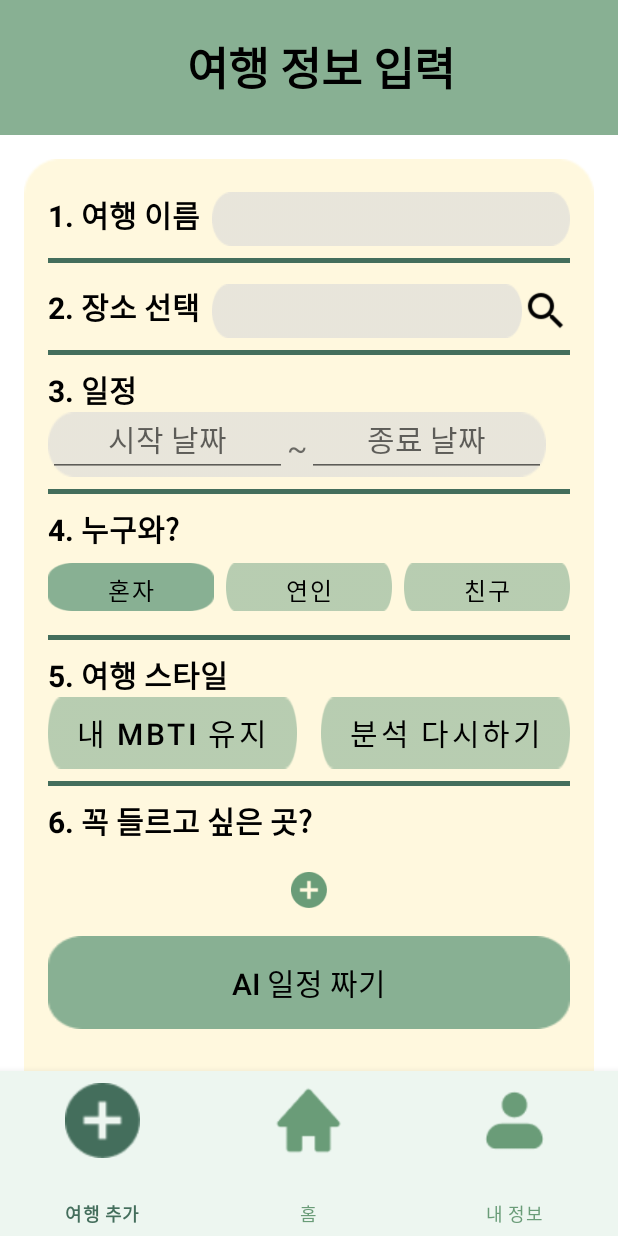
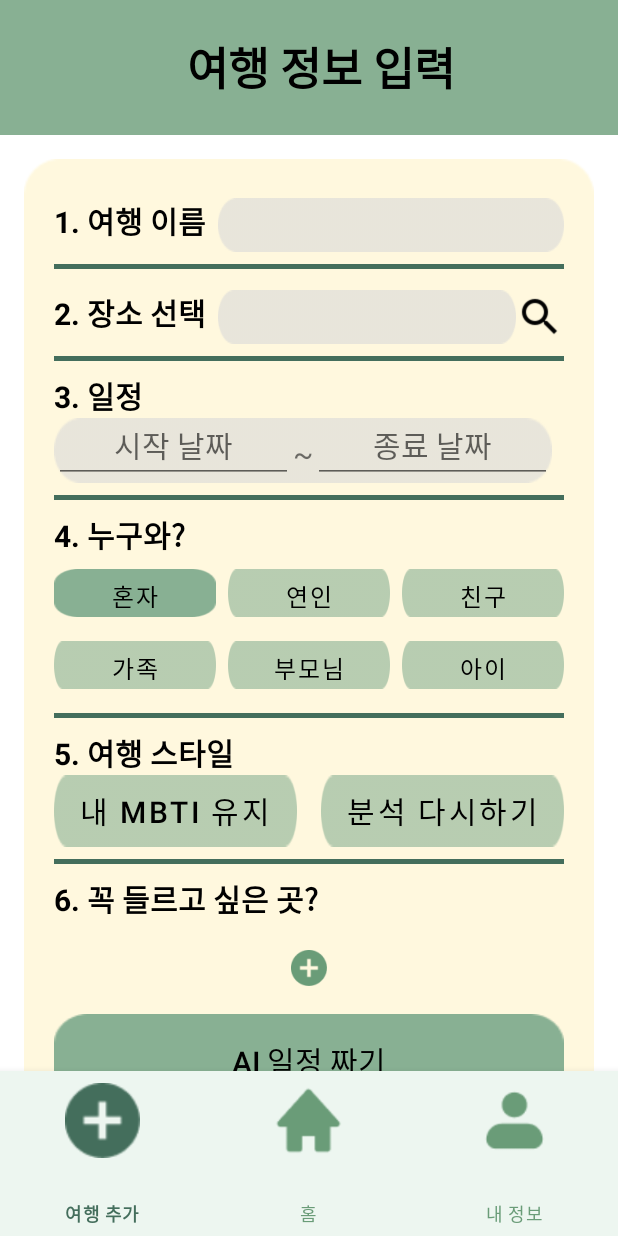
Before and after one commit to domong717/tripkey, an Android app: the PlusFragment screen opened through its navigation route, after a tap on "혼자", on a phone screen of 412 x 824 dp. Run offline under Robolectric (Android 15) with nearby library versions, the phone set to English and light mode, and no system bars; our stand-ins replace Firebase (no records; nobody signed in at launch, a user with empty details on screens opened directly), navigation-ui.

Commit message:
여행추가_누구와 버튼 추가

```diff
--- a/app/src/main/java/com/example/tripkey/ui/plus/PlusFragment.java
+++ b/app/src/main/java/com/example/tripkey/ui/plus/PlusFragment.java
@@ -10,6 +10,10 @@ import android.widget.ImageButton;
 import android.widget.LinearLayout;
 import android.widget.RadioGroup;
 import android.widget.TextView;
+import com.google.firebase.firestore.FirebaseFirestore;
+import java.util.Arrays;
+import java.util.HashMap;
+import java.util.Map;
 
 import androidx.annotation.NonNull;
 import androidx.fragment.app.Fragment;
@@ -41,6 +45,9 @@ public class PlusFragment extends Fragment {
         Button whoAloneButton = binding.whoAloneButton;
         Button whoCoupleButton = binding.whoCoupleButton;
         Button whoFriendButton = binding.whoFriendButton;
+        Button whoFamilyButton = binding.whoFamilyButton;
+        Button whoParentButton = binding.whoParentButton;
+        Button whoChildButton = binding.whoChildButton;
 
         Button styleKeepButton = binding.styleKeepButton;
         Button styleAnalyzeButton = binding.styleAnalyzeButton;
@@ -62,18 +69,32 @@ public class PlusFragment extends Fragment {
         });
 
         whoAloneButton.setOnClickListener(v -> {
-            resetWhoButtons(whoAloneButton, whoCoupleButton, whoFriendButton);
+            resetWhoButtons(whoAloneButton, whoCoupleButton, whoFriendButton, whoFamilyButton, whoParentButton, whoChildButton);
             whoAloneButton.setBackgroundResource(R.drawable.green_button);
         });
 
         whoCoupleButton.setOnClickListener(v -> {
-            resetWhoButtons(whoAloneButton, whoCoupleButton, whoFriendButton);
+            resetWhoButtons(whoAloneButton, whoCoupleButton, whoFriendButton, whoFamilyButton, whoParentButton, whoChildButton);
             whoCoupleButton.setBackgroundResource(R.drawable.green_button);
         });
 
         whoFriendButton.setOnClickListener(v -> {
-            resetWhoButtons(whoAloneButton, whoCoupleButton, whoFriendButton);
+            resetWhoButtons(whoAloneButton, whoCoupleButton, whoFriendButton, whoFamilyButton, whoParentButton, whoChildButton);
             whoFriendButton.setBackgroundResource(R.drawable.green_button);
+        });
+        whoFamilyButton.setOnClickListener(v -> {
+            resetWhoButtons(whoAloneButton, whoCoupleButton, whoFriendButton, whoFamilyButton, whoParentButton, whoChildButton);
+            whoFamilyButton.setBackgroundResource(R.drawable.green_button);
+        });
+
+        whoParentButton.setOnClickListener(v -> {
+            resetWhoButtons(whoAloneButton, whoCoupleButton, whoFriendButton, whoFamilyButton, whoParentButton, whoChildButton);
+            whoParentButton.setBackgroundResource(R.drawable.green_button);
+        });
+
+        whoChildButton.setOnClickListener(v -> {
+            resetWhoButtons(whoAloneButton, whoCoupleButton, whoFriendButton, whoFamilyButton, whoParentButton, whoChildButton);
+            whoChildButton.setBackgroundResource(R.drawable.green_button);
         });
 
 
@@ -97,10 +118,14 @@ public class PlusFragment extends Fragment {
         return root;
     }
 
-    private void resetWhoButtons(Button whoAloneButton, Button whoCoupleButton, Button whoFriendButton) {
+    private void resetWhoButtons(Button whoAloneButton, Button whoCoupleButton, Button whoFriendButton,Button whoFamilyButton, Button whoParentButton, Button whoChildButton) {
         whoAloneButton.setBackgroundResource(R.drawable.gray_box_full);
         whoCoupleButton.setBackgroundResource(R.drawable.gray_box_full);
         whoFriendButton.setBackgroundResource(R.drawable.gray_box_full);
+        whoFamilyButton.setBackgroundResource(R.drawable.gray_box_full);
+        whoParentButton.setBackgroundResource(R.drawable.gray_box_full);
+        whoChildButton.setBackgroundResource(R.drawable.gray_box_full);
+
     }
 
     private void resetStyleButtons(Button styleKeepButton, Button styleAnalyzeButton) {
--- a/app/src/main/res/layout/fragment_plus.xml
+++ b/app/src/main/res/layout/fragment_plus.xml
@@ -41,7 +41,7 @@
             android:layout_width="match_parent"
             android:layout_height="wrap_content"
             android:orientation="vertical"
-            android:padding="16dp">
+            android:padding="20dp">
 
             <androidx.constraintlayout.widget.ConstraintLayout
                 android:layout_width="match_parent"
@@ -221,10 +221,49 @@
                     android:padding="0dp"
                     android:text="친구"
                     android:textSize="16sp" />
+            </LinearLayout>
+
+            <LinearLayout
+                android:layout_width="match_parent"
+                android:layout_height="wrap_content"
+                android:gravity="center_vertical"
+                android:orientation="horizontal">
+
+                <Button
+                    android:id="@+id/who_family_button"
+                    android:layout_width="0dp"
+                    android:layout_height="32dp"
+                    android:layout_weight="1"
+                    android:background="@drawable/gray_box_full"
+                    android:backgroundTint="@null"
+                    android:padding="0dp"
+                    android:text="가족"
+                    android:textSize="16sp" />
+
+                <Button
+                    android:id="@+id/who_parent_button"
+                    android:layout_width="0dp"
+                    android:layout_height="32dp"
+                    android:layout_margin="8dp"
+                    android:layout_weight="1"
+                    android:background="@drawable/gray_box_full"
+                    android:padding="0dp"
+                    android:text="부모님"
+                    android:textSize="16sp" />
+
+                <Button
+                    android:id="@+id/who_child_button"
+                    android:layout_width="0dp"
+                    android:layout_height="32dp"
+                    android:layout_weight="1"
+                    android:background="@drawable/gray_box_full"
+                    android:padding="0dp"
+                    android:text="아이"
+                    android:textSize="16sp" />
 
 
-                <!-- Add more options as needed -->
             </LinearLayout>
+
 
             <View
                 android:layout_width="match_parent"
@@ -308,7 +347,8 @@
                 android:layout_width="match_parent"
                 android:layout_height="wrap_content"
                 android:background="@drawable/green_box_full"
-                android:text="AI 일정 짜기" />
+                android:text="AI 일정 짜기"
+                />
         </LinearLayout>
     </ScrollView>
 
```
